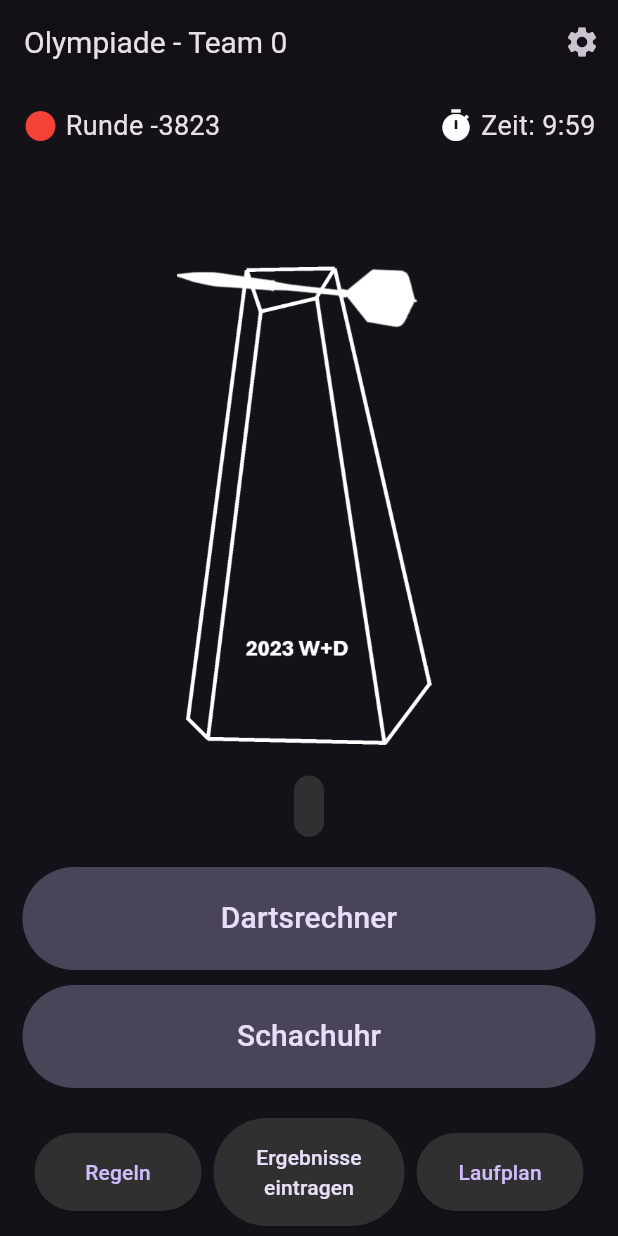
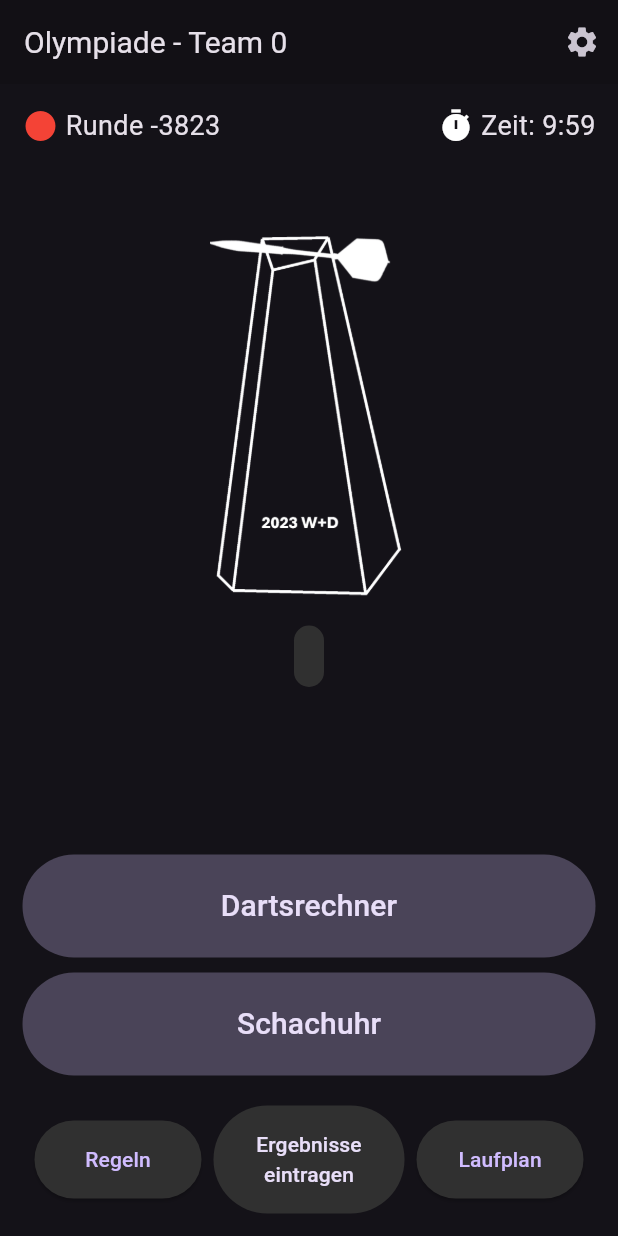
Before and after one commit to PhoenixFlyy/MiniOlympiade, a Flutter app: the MainMenu screen opened directly, on a phone screen of 412 x 824 dp. Run offline on Flutter 3.47's test engine with Material 2 defaults, Android fonts, the phone set to English and light mode, and no system bars; our stand-ins replace firebase_core, firebase_database, shared_preferences; accounts and stored records are empty.

Commit message:
Ui Changes

```diff
--- a/winter_olympiade/lib/MainMenu.dart
+++ b/winter_olympiade/lib/MainMenu.dart
@@ -37,7 +37,7 @@ class _MainMenuState extends State<MainMenu> {
   final _eventStartTimeController = TextEditingController();
 
   int currentRound = 0;
-  bool isPaused = true;
+  bool isPaused = false;
   int pauseTimeInSeconds = 0;
 
   int selectedTeam = 0;
@@ -68,6 +68,7 @@ class _MainMenuState extends State<MainMenu> {
           stringToDateTime(event.snapshot.value.toString());
       setState(() {
         _eventStartTime = streamEventStartTime;
+        currentRound = calculateCurrentRoundWithDateTime();
       });
     });
   }
@@ -82,6 +83,8 @@ class _MainMenuState extends State<MainMenu> {
 
   void _setUpTimer() {
     _timer = Timer.periodic(const Duration(seconds: 1), _updateTimerCallback);
+    _updateCurrentRound();
+    _updateMatchAndDiscipline();
   }
 
   void _updateTimerCallback(Timer timer) {
@@ -159,17 +162,6 @@ class _MainMenuState extends State<MainMenu> {
     return Duration(seconds: remainingSecondsInCurrentRound);
   }
 
-  void updateEventStartTimeInDatabase(DateTime dateTime) {
-    if (!mounted) return;
-
-    String dateTimeString = dateTimeToString(dateTime);
-    final DatabaseReference databaseReference = FirebaseDatabase.instance.ref();
-
-    databaseReference.child("time").update({
-      "startTime": dateTimeString,
-    });
-  }
-
   void updateIsPausedInDatabase() {
     if (!mounted) return;
     if (isPaused) {
@@ -199,7 +191,7 @@ class _MainMenuState extends State<MainMenu> {
   }
 
   Color getRoundCircleColor() {
-    if (currentRound > 0 && currentRound < pairings.length) {
+    if (currentRound > 0 && currentRound <= pairings.length) {
       if (calculateRemainingTimeInRound().inSeconds < 60) {
         return Colors.orange;
       } else {
@@ -305,7 +297,12 @@ class _MainMenuState extends State<MainMenu> {
                       ),
                     ],
                   ),
-                  if (currentRound <= pairings.length && currentRound > 0)
+                  if (isPaused)
+                    const Icon(
+                      Icons.pause,
+                      size: 300,
+                    )
+                  else if (currentRound <= pairings.length && currentRound > 0)
                     Padding(
                       padding: const EdgeInsets.only(top: 40),
                       child: Container(
@@ -329,8 +326,8 @@ class _MainMenuState extends State<MainMenu> {
                       ),
                     )
                   else
-                    SizedBox(height: 400, child: getDisciplineImage()),
-                  if (currentRound + 1 <= pairings.length)
+                    SizedBox(height: 300, child: getDisciplineImage()),
+                  if (currentRound < pairings.length && !isPaused)
                     Padding(
                       padding: const EdgeInsets.only(top: 20),
                       child: Container(
```
